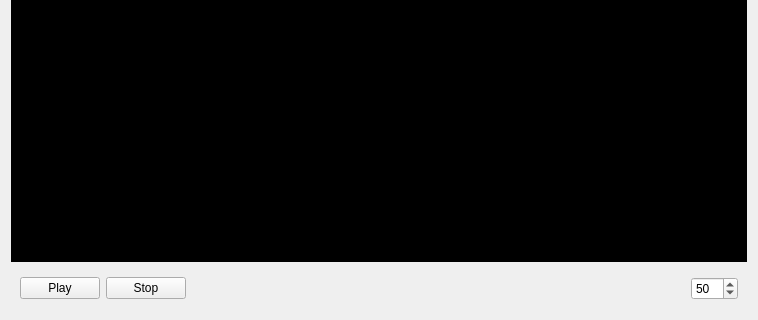
Before: the Qt Designer form widgets/playerwg.ui in SunStorm2018/media-debuger, drawn with Qt 5; both pictures show x 0 to 758 and y 202 to 522 of the 758 by 522 pixel window.
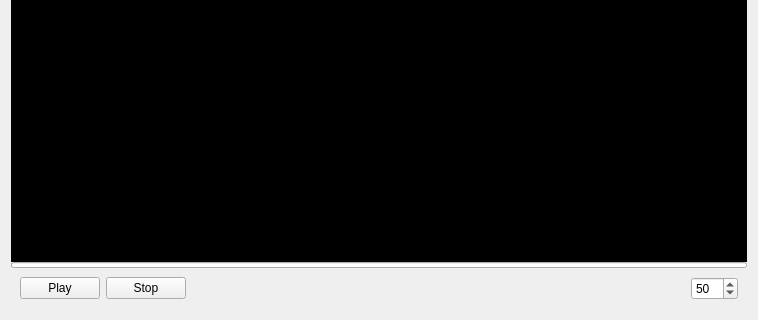
After: the same form once the commit is applied. Icons and pictures are not drawn.

Commit message:
feat(ui): add media properties dock widget with tabbed interface
Add comprehensive media properties viewer as central widget with Format, Streams, Frames, and Chapters tabs. Integrate with file selection to auto-update properties and add menu toggle for visibility control.

The edit to the form file:
```diff
--- a/widgets/playerwg.ui
+++ b/widgets/playerwg.ui
@@ -14,6 +14,9 @@
    <string>Media Player</string>
   </property>
   <layout class="QVBoxLayout" name="verticalLayout">
+   <property name="spacing">
+    <number>0</number>
+   </property>
    <item>
     <widget class="QWidget" name="videoWidget" native="true">
      <property name="sizePolicy">
@@ -33,6 +36,25 @@
      </property>
     </widget>
    </item>
+   <item>
+    <widget class="QProgressBar" name="playProgressbar">
+     <property name="maximumSize">
+      <size>
+       <width>16777215</width>
+       <height>6</height>
+      </size>
+     </property>
+     <property name="value">
+      <number>0</number>
+     </property>
+     <property name="textVisible">
+      <bool>false</bool>
+     </property>
+     <property name="textDirection">
+      <enum>QProgressBar::BottomToTop</enum>
+     </property>
+    </widget>
+   </item>
    <item>
     <widget class="QWidget" name="controlsWidget" native="true">
      <layout class="QVBoxLayout" name="controlsLayout">
```
Left out of the diff: 2 changed lines with no effect on the pictures. The commit also changes 6 other files.
